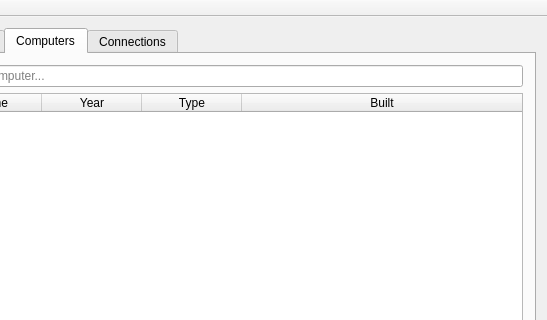
Above: vln-vika3/vln3/mainwindow.ui from hoddiingi/vln1-2016 before the change; both pictures show x 83 to 630 and y 0 to 320 of the 630 by 611 pixel window. Below: the same form after it.
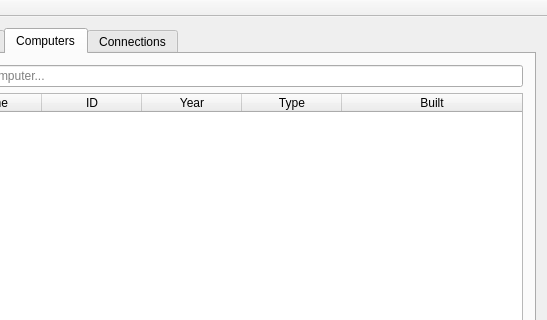
That is the form after the change.

Diff of the .ui file:
```diff
--- a/vln-vika3/vln3/mainwindow.ui
+++ b/vln-vika3/vln3/mainwindow.ui
@@ -128,6 +128,11 @@
             <string>Name</string>
            </property>
           </column>
+          <column>
+           <property name="text">
+            <string>ID</string>
+           </property>
+          </column>
           <column>
            <property name="text">
             <string>Year</string>
```
Left out of the diff: 7 changed lines with no effect on the pictures.
